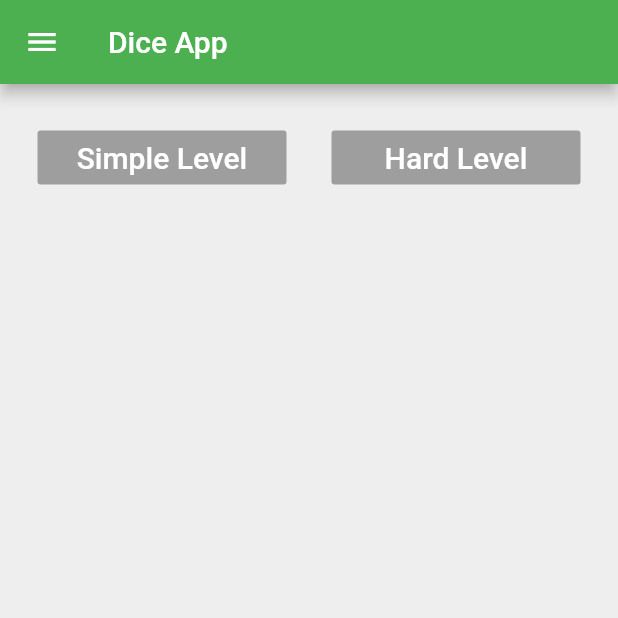
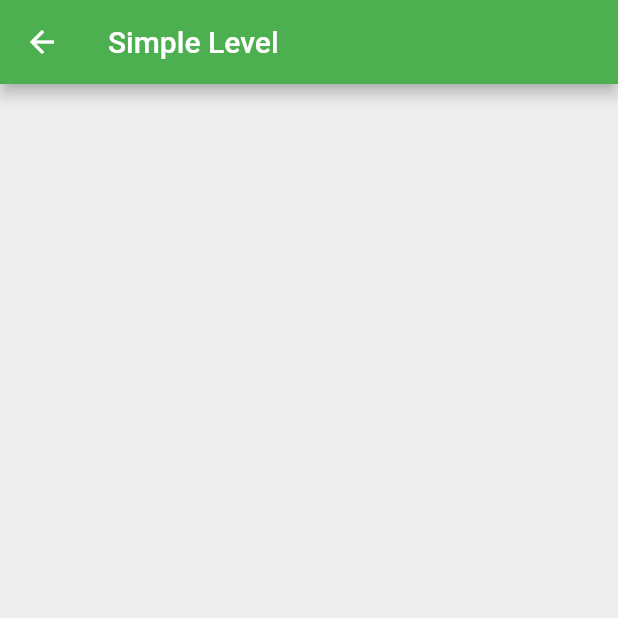
Before and after one commit to mohsinraza079/fa17_bse_079, a Flutter app: the screen it shows after launch, after a tap on "Simple Level", on a phone screen of 412 x 824 dp, the top half of it. Run offline on Flutter 3.47's test engine with Material 2 defaults, Android fonts, the phone set to English and light mode, and no system bars.

Commit message:
Basic Simple and Hard level screens

```diff
--- a/lib/NavigationDrawer.dart
+++ b/lib/NavigationDrawer.dart
@@ -1,4 +1,8 @@
+import 'package:fa17_bse_079/HardLevel.dart';
 import 'package:flutter/material.dart';
+import 'SimpleLevel.dart';
+import 'HardLevel.dart';
+
 
 
 
@@ -39,9 +43,7 @@ class _HomePageState extends State<HomePage> {
                           fontSize: 20.0,
                         ),
                       ),
-                      onPressed: () {
-                        debugPrint('simple');
-                      },
+                      onPressed: simpleDice,
                     ),
                   ),
                 ),
@@ -60,9 +62,7 @@ class _HomePageState extends State<HomePage> {
                           fontSize: 20.0,
                         ),
                       ),
-                      onPressed: () {
-                        debugPrint('hard');
-                      },
+                      onPressed: hardDice,
                     ),
                   ),
                 ),
@@ -109,4 +109,15 @@ class _HomePageState extends State<HomePage> {
 
     );
   }
+  void simpleDice() {
+    setState(() {
+      Navigator.push(context, MaterialPageRoute(builder: (context) =>  SimpleLevel()));
+    });
+  }
+
+  void hardDice() {
+    setState(() {
+      Navigator.push(context, MaterialPageRoute(builder: (context) =>  HardLevel()));
+    });
+  }
 }
--- /dev/null
+++ b/lib/SimpleLevel.dart
@@ -0,0 +1,17 @@
+import 'package:flutter/material.dart';
+class SimpleLevel extends StatefulWidget {
+  @override
+  _SimpleLevelState createState() => _SimpleLevelState();
+}
+
+class _SimpleLevelState extends State<SimpleLevel> {
+  @override
+  Widget build(BuildContext context) {
+    return Scaffold(
+      backgroundColor: Colors.grey[200],
+      appBar: AppBar(
+        title: Text('Simple Level'),
+      ),
+    );
+  }
+}
```
Also changed, not shown: lib/HardLevel.dart (added, +18 -0 lines).
